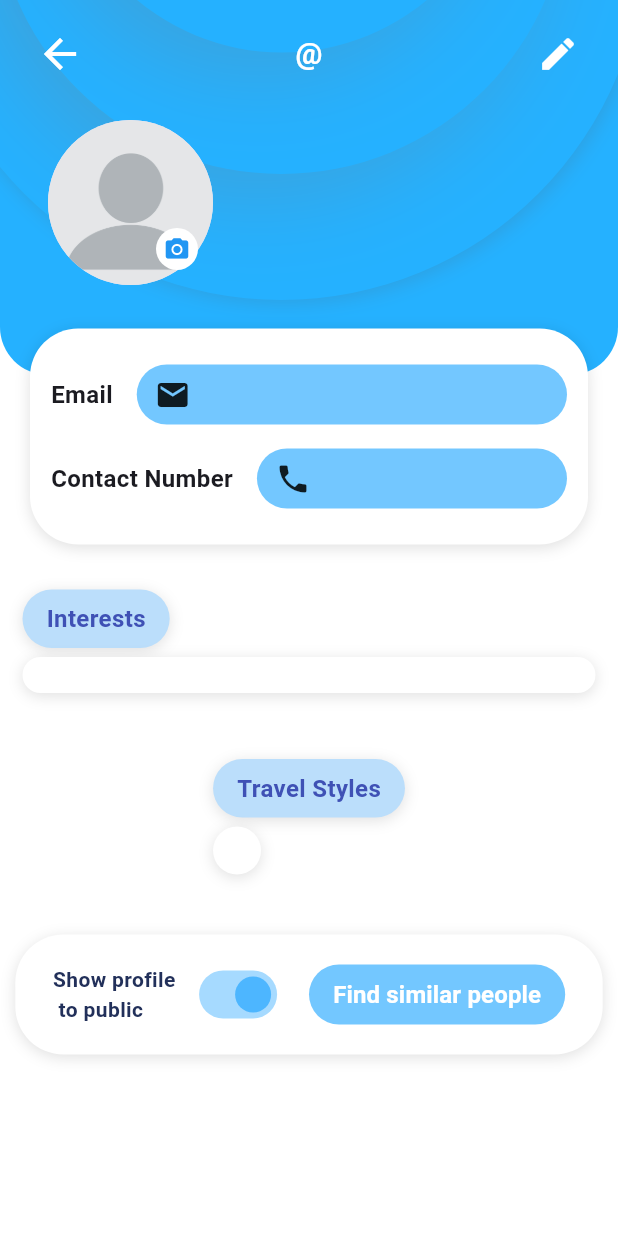
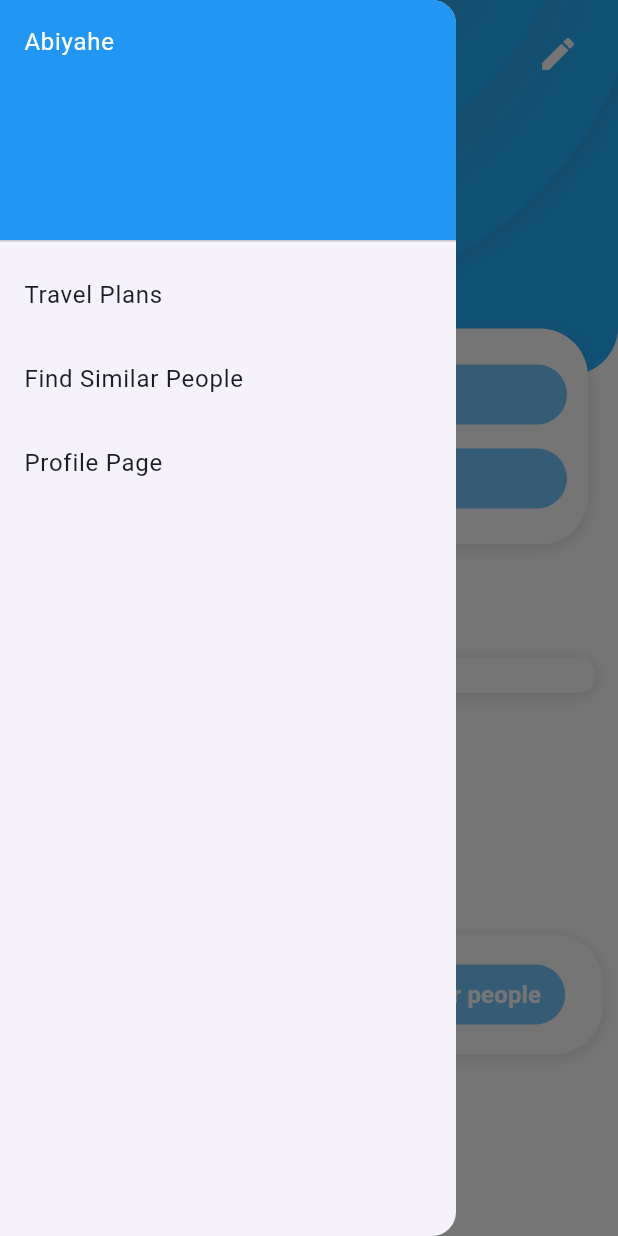
Before and after one commit to alcmarfil/abiyahe, a Flutter app: the UserDetailsPage screen opened directly with empty values, with the side drawer open (before the commit the screen has no drawer), on a phone screen of 412 x 824 dp. Run offline on Flutter 3.47's test engine with Material 3 defaults, Android fonts, the phone set to English and light mode, and no system bars; our stand-ins replace cloud_firestore, firebase_auth, firebase_core, image_picker; accounts and stored records are empty.

```diff
--- a/project_abiyahe/lib/common/drawer.dart
+++ b/project_abiyahe/lib/common/drawer.dart
@@ -1,5 +1,7 @@
 import 'package:flutter/material.dart';
+import 'package:project_abiyahe/models/signup_values.dart';
 import 'package:project_abiyahe/screens/profile_screen.dart';
+import 'package:project_abiyahe/screens/user_profile_page.dart';
 import '../screens/similar_people_page.dart';
 import '../screens/travel_plans_page.dart';
 
@@ -42,7 +44,7 @@ class _DrawerWidgetState extends State<DrawerWidget> {
             title: Text("Profile Page"),
             onTap: () {
               Navigator.pop(context);
-              Navigator.pushReplacement(context, MaterialPageRoute(builder: (BuildContext context) => ProfileScreen()));
+              Navigator.pushReplacement(context, MaterialPageRoute(builder: (BuildContext context) => UserDetailsPage(user: User())));
             },
           )
         ],
--- a/project_abiyahe/lib/main.dart
+++ b/project_abiyahe/lib/main.dart
@@ -1,7 +1,9 @@
 import 'package:project_abiyahe/firebase_options.dart';
+import 'package:project_abiyahe/models/signup_values.dart';
 import 'package:project_abiyahe/screens/similar_people_page.dart';
 import 'package:project_abiyahe/screens/travel_plans_page.dart';
 import 'package:project_abiyahe/providers/firebase_provider.dart';
+import 'package:project_abiyahe/screens/user_profile_page.dart';
 import '/screens/login.dart';
 import '/screens/sign_up.dart';
 import 'package:flutter/material.dart';
@@ -47,7 +49,7 @@ class MyApp extends StatelessWidget {
         '/login': (context) => Login(),
         '/travel_plans': (context) => TravelPlansPage(),
         '/similar_people': (context) => FindSimilarPeoplePage(),
-        '/profile': (context) => ProfileScreen(),
+        '/profile': (context) => UserDetailsPage(user: User(),),
       },
     );
   }
--- a/project_abiyahe/lib/screens/user_profile_page.dart
+++ b/project_abiyahe/lib/screens/user_profile_page.dart
@@ -1,6 +1,7 @@
 import 'package:flutter/material.dart';
 import 'dart:io';
 import 'package:image_picker/image_picker.dart';
+import 'package:project_abiyahe/common/drawer.dart';
 import 'package:project_abiyahe/models/signup_values.dart';
 import 'package:project_abiyahe/screens/edit_profile_page.dart';
 import 'package:project_abiyahe/providers/user_provider.dart';
@@ -504,6 +505,7 @@ class UserDetailsPageState extends State<UserDetailsPage> {
   @override
   Widget build(BuildContext context) {
     return Scaffold(
+      drawer: DrawerWidget(),
       backgroundColor: Colors.white,
       body: SingleChildScrollView(
         child: ConstrainedBox(
```
